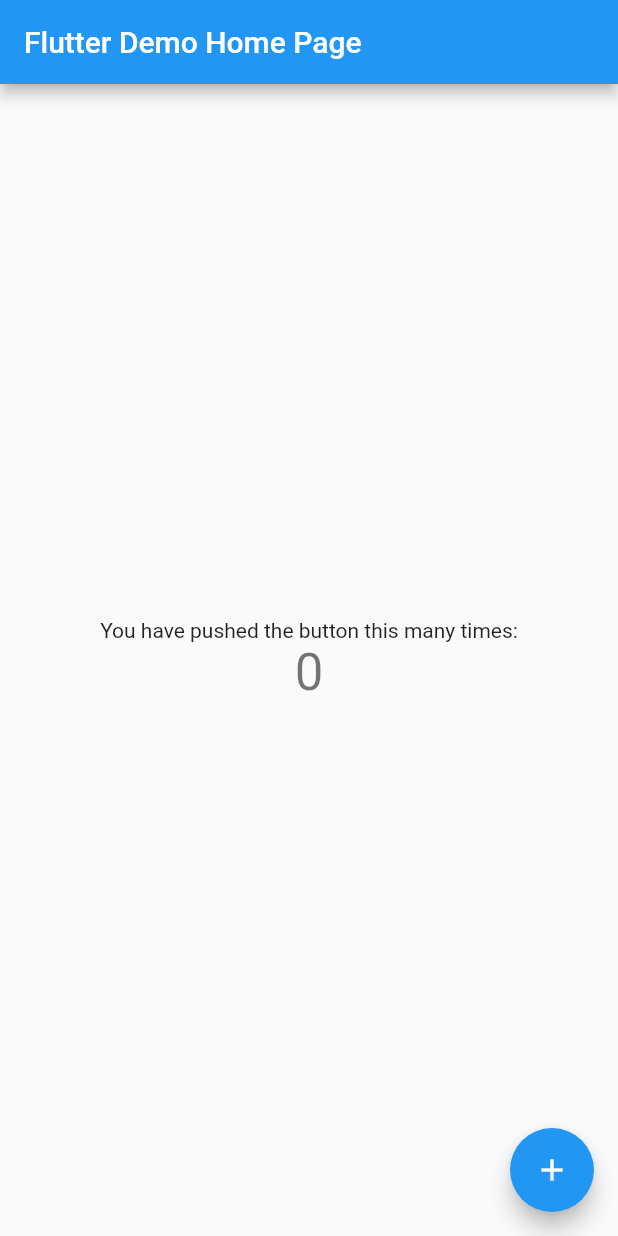
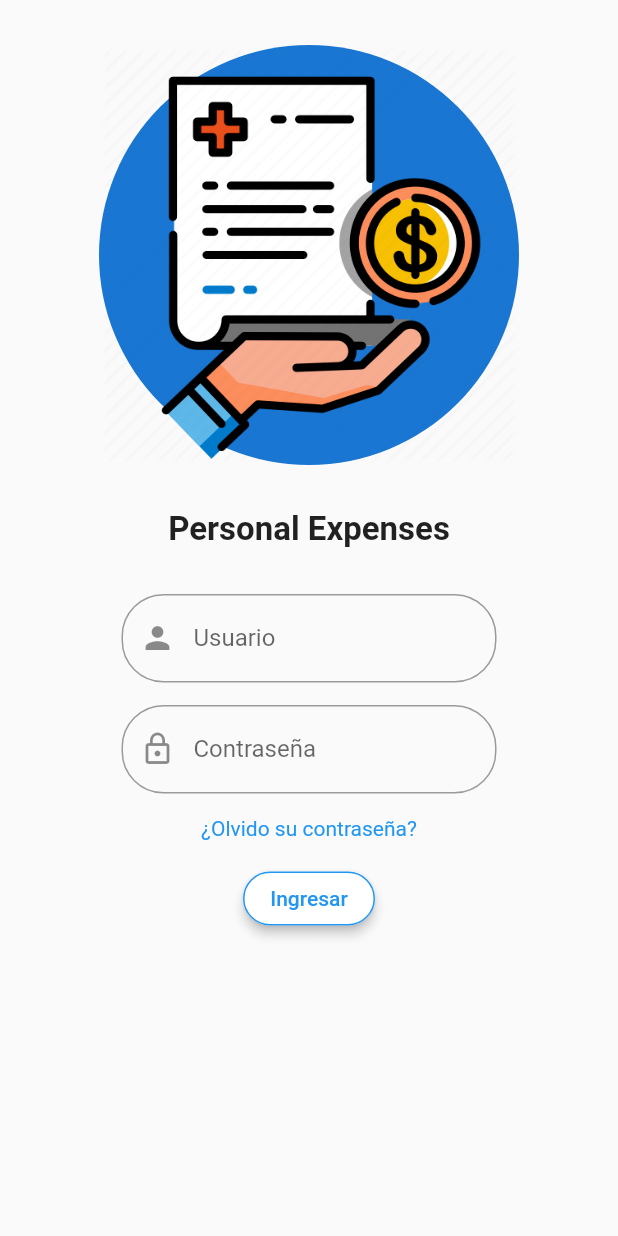
Before and after one commit to werefol23/personal-expenses, a Flutter app: the screen it shows after launch, on a phone screen of 412 x 824 dp. Run offline on Flutter 3.47's test engine with Material 2 defaults, Android fonts, the phone set to English and light mode, and no system bars; our stand-ins replace image_picker.

Commit message:
building LoginPage

```diff
--- /dev/null
+++ b/lib/custom_widgets/login_widget.dart
@@ -0,0 +1,86 @@
+import 'package:flutter/material.dart';
+
+class LoginWidget extends StatefulWidget {
+  LoginWidget({Key key}) : super(key: key);
+
+  @override
+  _LoginWidgetState createState() => _LoginWidgetState();
+}
+
+class _LoginWidgetState extends State<LoginWidget> {
+  @override
+  Widget build(BuildContext context) {
+    return SizedBox(
+      width: 400,
+      child: Row(
+        mainAxisAlignment: MainAxisAlignment.center,
+        children: <Widget>[
+          Column(
+            children: <Widget>[
+              SizedBox(
+                width: 250,
+                child: TextField(
+                  keyboardType: TextInputType.text,
+                  decoration: InputDecoration(
+                      prefixIcon: Icon(Icons.person),
+                      labelText: 'Usuario',
+                      hintText: 'Introduzca su usuario',
+                      border: OutlineInputBorder(
+                          borderRadius: BorderRadius.all(Radius.circular(28.0)))),
+                ),
+              ),
+              SizedBox(
+                height: 15,
+              ),
+              SizedBox(
+                width: 250,
+                child: TextField(
+                  keyboardType: TextInputType.visiblePassword,
+                  obscureText: true,
+                  decoration: InputDecoration(
+                      prefixIcon: Icon(Icons.lock_outline),
+                      labelText: 'Contraseña',
+                      hintText: 'Introduzca su contraseña',
+                      border: OutlineInputBorder(
+                          borderRadius: BorderRadius.all(Radius.circular(28.0)))),
+                ),
+              ),
+              SizedBox(
+                height: 15,
+              ),
+              GestureDetector(
+                child: Text(
+                  '¿Olvido su contraseña?',
+                  style: TextStyle(
+                    color: Theme.of(context).primaryColor,
+                  ),
+                ),
+              ),
+              SizedBox(
+                height: 15,
+              ),
+              RaisedButton(
+                onPressed: () {
+                  print('Button Pressed');
+                },
+                child: Text(
+                  'Ingresar',
+                  style: TextStyle(color: Theme.of(context).primaryColor),
+                ),
+                elevation: 3.0,
+                shape: RoundedRectangleBorder(
+                  borderRadius: BorderRadius.circular(25.0),
+                  side: BorderSide(
+                    color: Theme.of(context).primaryColor,
+                    width: 1.0
+                  )
+                ),
+                color: Colors.white,
+              )
+            ],
+          )
+        ],
+      ),
+    );
+  }
+}
--- /dev/null
+++ b/lib/interfacesLikeClasses/requiredFields.dart
@@ -0,0 +1,5 @@
+class RequiredFields {
+  String createdAt;
+  String modifiedAt;
+  int createUserId;
+}
--- a/lib/main.dart
+++ b/lib/main.dart
@@ -1,4 +1,7 @@
 import 'package:flutter/material.dart';
+
+import './pages/login_page.dart';
+import './pages/picture_page.dart';
 
 void main() => runApp(MyApp());
 
@@ -7,35 +10,17 @@ class MyApp extends StatelessWidget {
   @override
   Widget build(BuildContext context) {
     return MaterialApp(
-      title: 'Flutter Demo',
+      title: 'Personal Expenses',
       theme: ThemeData(
-        // This is the theme of your application.
-        //
-        // Try running your application with "flutter run". You'll see the
-        // application has a blue toolbar. Then, without quitting the app, try
-        // changing the primarySwatch below to Colors.green and then invoke
-        // "hot reload" (press "r" in the console where you ran "flutter run",
-        // or simply save your changes to "hot reload" in a Flutter IDE).
-        // Notice that the counter didn't reset back to zero; the application
-        // is not restarted.
         primarySwatch: Colors.blue,
       ),
-      home: MyHomePage(title: 'Flutter Demo Home Page'),
+      home: LoginPage(),
     );
   }
 }
 
 class MyHomePage extends StatefulWidget {
   MyHomePage({Key key, this.title}) : super(key: key);
-
-  // This widget is the home page of your application. It is stateful, meaning
-  // that it has a State object (defined below) that contains fields that affect
-  // how it looks.
-
-  // This class is the configuration for the state. It holds the values (in this
-  // case the title) provided by the parent (in this case the App widget) and
-  // used by the build method of the State. Fields in a Widget subclass are
-  // always marked "final".
 
   final String title;
 
@@ -48,47 +33,18 @@ class _MyHomePageState extends State<MyHomePage> {
 
   void _incrementCounter() {
     setState(() {
-      // This call to setState tells the Flutter framework that something has
-      // changed in this State, which causes it to rerun the build method below
-      // so that the display can reflect the updated values. If we changed
-      // _counter without calling setState(), then the build method would not be
-      // called again, and so nothing would appear to happen.
       _counter++;
     });
   }
 
   @override
   Widget build(BuildContext context) {
-    // This method is rerun every time setState is called, for instance as done
-    // by the _incrementCounter method above.
-    //
-    // The Flutter framework has been optimized to make rerunning build methods
-    // fast, so that you can just rebuild anything that needs updating rather
-    // than having to individually change instances of widgets.
     return Scaffold(
       appBar: AppBar(
-        // Here we take the value from the MyHomePage object that was created by
-        // the App.build method, and use it to set our appbar title.
         title: Text(widget.title),
       ),
       body: Center(
-        // Center is a layout widget. It takes a single child and positions it
-        // in the middle of the parent.
         child: Column(
-          // Column is also a layout widget. It takes a list of children and
-          // arranges them vertically. By default, it sizes itself to fit its
-          // children horizontally, and tries to be as tall as its parent.
-          //
-          // Invoke "debug painting" (press "p" in the console, choose the
-          // "Toggle Debug Paint" action from the Flutter Inspector in Android
-          // Studio, or the "Toggle Debug Paint" command in Visual Studio Code)
-          // to see the wireframe for each widget.
-          //
-          // Column has various properties to control how it sizes itself and
-          // how it positions its children. Here we use mainAxisAlignment to
-          // center the children vertically; the main axis here is the vertical
-          // axis because Columns are vertical (the cross axis would be
-          // horizontal).
           mainAxisAlignment: MainAxisAlignment.center,
           children: <Widget>[
             Text(
--- /dev/null
+++ b/lib/pages/login_page.dart
@@ -0,0 +1,37 @@
+import 'package:flutter/material.dart';
+
+import '../custom_widgets/login_widget.dart';
+
+class LoginPage extends StatelessWidget {
+  const LoginPage({Key key}) : super(key: key);
+
+  @override
+  Widget build(BuildContext context) {
+    return Scaffold(
+      body: SafeArea(
+        child: Container(
+          child: SingleChildScrollView(
+            child: Column(
+              children: <Widget>[
+                SizedBox(height: 30),
+                CircleAvatar(
+                  child: Image.asset('assets/expenses_image.png'),
+                  radius: 140.0,
+                ),
+                SizedBox(height: 30),
+                Center(
+                  child: Text(
+                    'Personal Expenses',
+                    style: TextStyle(fontWeight: FontWeight.bold, fontSize: 22.0),
+                  ),
+                ),
+                SizedBox(height: 30),
+                LoginWidget()
+              ],
+            ),
+          )
+        )
+      ),
+    );
+  }
+}
--- a/pubspec.yaml
+++ b/pubspec.yaml
@@ -19,6 +19,7 @@ environment:
 dependencies:
   flutter:
     sdk: flutter
+  image_picker: ^0.6.3+4
 
   # The following adds the Cupertino Icons font to your application.
   # Use with the CupertinoIcons class for iOS style icons.
@@ -41,8 +42,8 @@ flutter:
   uses-material-design: true
 
   # To add assets to your application, add an assets section, like this:
-  # assets:
-  #  - images/a_dot_burr.jpeg
+  assets:
+  - assets/expenses_image.png
   #  - images/a_dot_ham.jpeg
 
   # An image asset can refer to one or more resolution-specific "variants", see
```
Also changed, not shown: lib/models/expense.dart (added, +15 -0 lines), lib/models/product.dart (added, +13 -0 lines), lib/models/user.dart (added, +19 -0 lines), lib/pages/picture_page.dart (added, +37 -0 lines), assets/expenses_image.png (added), pubspec.lock, 2 other files.
